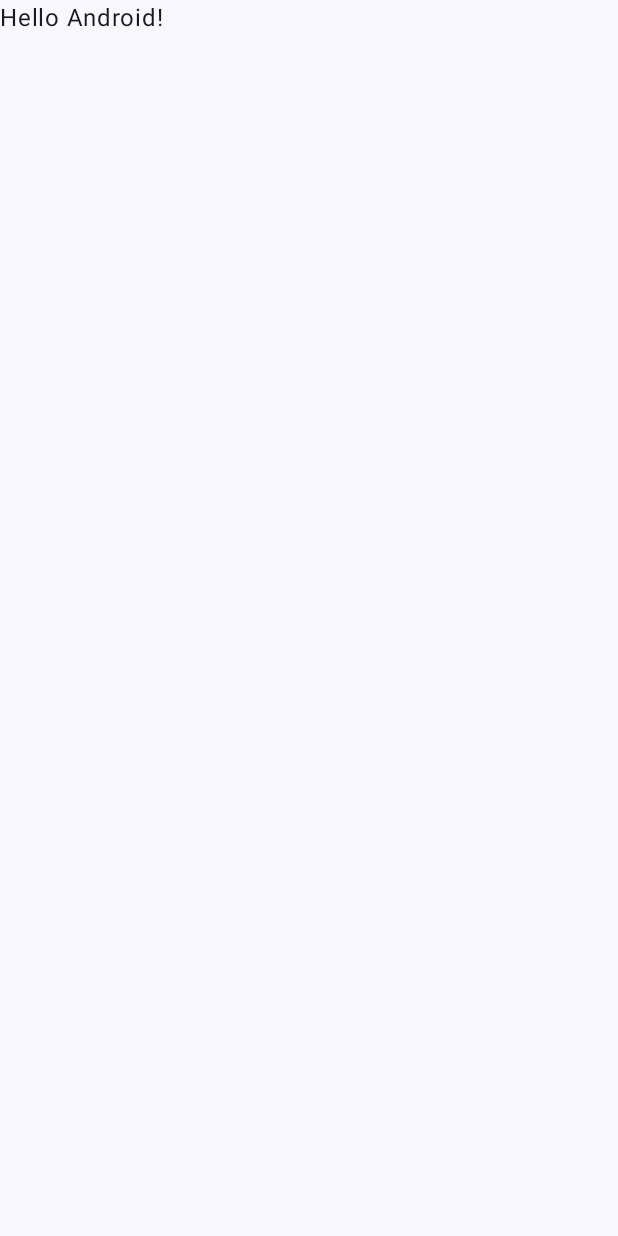
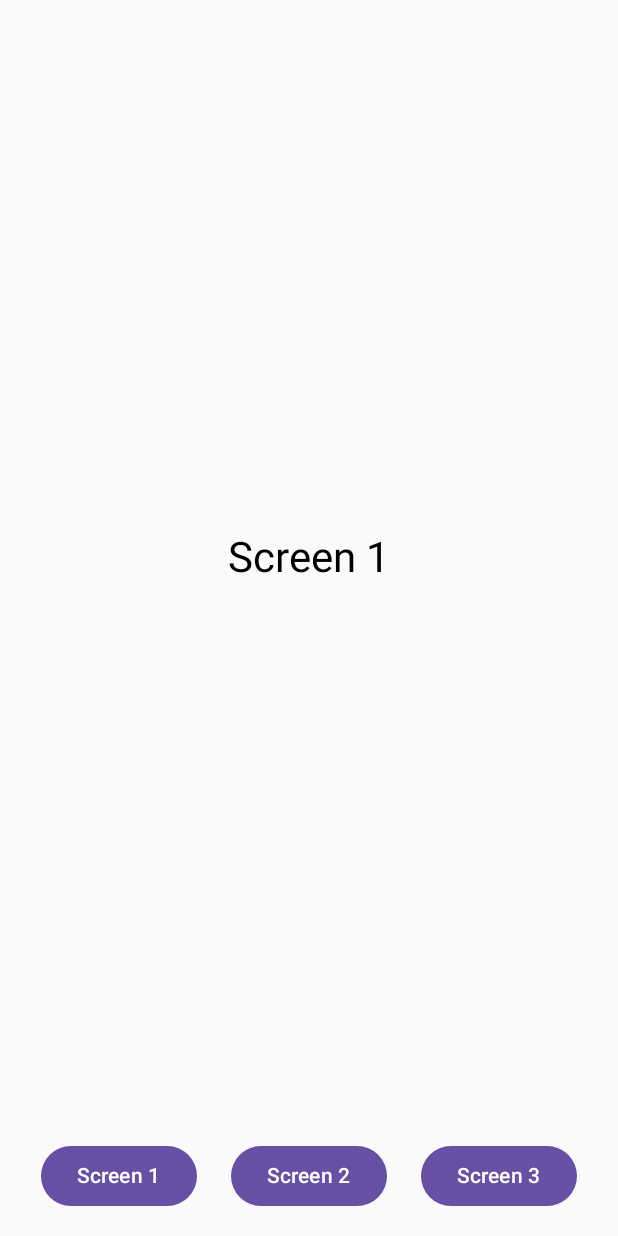
Before and after one commit to giovanniburacci/macc-project, an Android app built with Jetpack Compose: the screen it shows after launch (MainActivity), on a phone screen of 412 x 824 dp. Before the commit the screen is almost empty. Run offline under Robolectric (Android 15) with nearby library versions, the phone set to English and light mode, and no system bars.

Commit message:
app init

```diff
--- a/packages/android_app/app/build.gradle.kts
+++ b/packages/android_app/app/build.gradle.kts
@@ -6,7 +6,7 @@ plugins {
 
 android {
     namespace = "com.example.macc_app"
-    compileSdk = 34
+    compileSdk = 35
 
     defaultConfig {
         applicationId = "com.example.macc_app"
@@ -49,6 +49,7 @@ dependencies {
     implementation(libs.androidx.ui.graphics)
     implementation(libs.androidx.ui.tooling.preview)
     implementation(libs.androidx.material3)
+    implementation(libs.androidx.navigation.compose)
     testImplementation(libs.junit)
     androidTestImplementation(libs.androidx.junit)
     androidTestImplementation(libs.androidx.espresso.core)
--- a/packages/android_app/app/src/main/java/com/example/macc_app/MainActivity.kt
+++ b/packages/android_app/app/src/main/java/com/example/macc_app/MainActivity.kt
@@ -3,45 +3,71 @@ package com.example.macc_app
 import android.os.Bundle
 import androidx.activity.ComponentActivity
 import androidx.activity.compose.setContent
-import androidx.activity.enableEdgeToEdge
-import androidx.compose.foundation.layout.fillMaxSize
-import androidx.compose.foundation.layout.padding
-import androidx.compose.material3.Scaffold
+import androidx.compose.foundation.layout.*
+import androidx.compose.material3.Button
 import androidx.compose.material3.Text
 import androidx.compose.runtime.Composable
+import androidx.compose.ui.Alignment
 import androidx.compose.ui.Modifier
-import androidx.compose.ui.tooling.preview.Preview
-import com.example.macc_app.ui.theme.Macc_appTheme
+import androidx.compose.ui.unit.dp
+import androidx.navigation.NavHostController
+import androidx.navigation.compose.NavHost
+import androidx.navigation.compose.composable
+import androidx.navigation.compose.rememberNavController
+import com.example.macc_app.screens.Screen1
+import com.example.macc_app.screens.Screen2
+import com.example.macc_app.screens.Screen3
+import com.example.macc_app.ui.theme.CarouselAppTheme
 
 class MainActivity : ComponentActivity() {
     override fun onCreate(savedInstanceState: Bundle?) {
         super.onCreate(savedInstanceState)
-        enableEdgeToEdge()
         setContent {
-            Macc_appTheme {
-                Scaffold(modifier = Modifier.fillMaxSize()) { innerPadding ->
-                    Greeting(
-                        name = "Android",
-                        modifier = Modifier.padding(innerPadding)
-                    )
-                }
+            CarouselAppTheme {
+                val navController = rememberNavController()
+                AppContent(navController)
             }
         }
     }
 }
 
 @Composable
-fun Greeting(name: String, modifier: Modifier = Modifier) {
-    Text(
-        text = "Hello $name!",
-        modifier = modifier
-    )
-}
+fun AppContent(navController: NavHostController) {
+    Column(modifier = Modifier.fillMaxSize()) {
+        // Top Section: Dynamic Screens
+        Box(
+            modifier = Modifier
+                .weight(1f) // This section takes the remaining vertical space
+                .fillMaxWidth()
+        ) {
+            NavHost(
+                navController = navController,
+                startDestination = "screen1",
+                modifier = Modifier.fillMaxSize()
+            ) {
+                composable("screen1") { Screen1() }
+                composable("screen2") { Screen2() }
+                composable("screen3") { Screen3() }
+            }
+        }
 
-@Preview(showBackground = true)
-@Composable
-fun GreetingPreview() {
-    Macc_appTheme {
-        Greeting("Android")
+        // Bottom Section: Buttons (Always Visible)
+        Row(
+            modifier = Modifier
+                .fillMaxWidth()
+                .padding(16.dp),
+            horizontalArrangement = Arrangement.SpaceAround,
+            verticalAlignment = Alignment.CenterVertically
+        ) {
+            Button(onClick = { navController.navigate("screen1") }) {
+                Text("Screen 1")
+            }
+            Button(onClick = { navController.navigate("screen2") }) {
+                Text("Screen 2")
+            }
+            Button(onClick = { navController.navigate("screen3") }) {
+                Text("Screen 3")
+            }
+        }
     }
 }
--- /dev/null
+++ b/packages/android_app/app/src/main/java/com/example/macc_app/screens/Screen1.kt
@@ -0,0 +1,21 @@
+package com.example.macc_app.screens
+
+import androidx.compose.foundation.layout.*
+import androidx.compose.material3.Text
+import androidx.compose.runtime.Composable
+import androidx.compose.ui.Alignment
+import androidx.compose.ui.Modifier
+import androidx.compose.ui.unit.dp
+
+@Composable
+fun Screen1() {
+    Column(
+        modifier = Modifier
+            .fillMaxSize()
+            .padding(16.dp),
+        horizontalAlignment = Alignment.CenterHorizontally,
+        verticalArrangement = Arrangement.Center
+    ) {
+        Text(text = "Screen 1", style = androidx.compose.material3.MaterialTheme.typography.headlineMedium)
+    }
+}
--- a/packages/android_app/app/src/main/java/com/example/macc_app/ui/theme/Theme.kt
+++ b/packages/android_app/app/src/main/java/com/example/macc_app/ui/theme/Theme.kt
@@ -34,24 +34,9 @@ private val LightColorScheme = lightColorScheme(
 )
 
 @Composable
-fun Macc_appTheme(
-    darkTheme: Boolean = isSystemInDarkTheme(),
-    // Dynamic color is available on Android 12+
-    dynamicColor: Boolean = true,
-    content: @Composable () -> Unit
-) {
-    val colorScheme = when {
-        dynamicColor && Build.VERSION.SDK_INT >= Build.VERSION_CODES.S -> {
-            val context = LocalContext.current
-            if (darkTheme) dynamicDarkColorScheme(context) else dynamicLightColorScheme(context)
-        }
-
-        darkTheme -> DarkColorScheme
-        else -> LightColorScheme
-    }
-
+fun CarouselAppTheme(content: @Composable () -> Unit) {
     MaterialTheme(
-        colorScheme = colorScheme,
+        colorScheme = lightColorScheme(),
         typography = Typography,
         content = content
     )
--- a/packages/android_app/gradle/libs.versions.toml
+++ b/packages/android_app/gradle/libs.versions.toml
@@ -8,6 +8,7 @@ espressoCore = "3.6.1"
 lifecycleRuntimeKtx = "2.8.7"
 activityCompose = "1.9.3"
 composeBom = "2024.04.01"
+navigationCompose = "2.8.4"
 
 [libraries]
 androidx-core-ktx = { group = "androidx.core", name = "core-ktx", version.ref = "coreKtx" }
@@ -24,6 +25,7 @@ androidx-ui-tooling-preview = { group = "androidx.compose.ui", name = "ui-toolin
 androidx-ui-test-manifest = { group = "androidx.compose.ui", name = "ui-test-manifest" }
 androidx-ui-test-junit4 = { group = "androidx.compose.ui", name = "ui-test-junit4" }
 androidx-material3 = { group = "androidx.compose.material3", name = "material3" }
+androidx-navigation-compose = { group = "androidx.navigation", name = "navigation-compose", version.ref = "navigationCompose" }
 
 [plugins]
 android-application = { id = "com.android.application", version.ref = "agp" }
```
Also changed, not shown: packages/android_app/app/src/main/java/com/example/macc_app/screens/Screen2.kt (added, +21 -0 lines), packages/android_app/app/src/main/java/com/example/macc_app/screens/Screen3.kt (added, +21 -0 lines).
